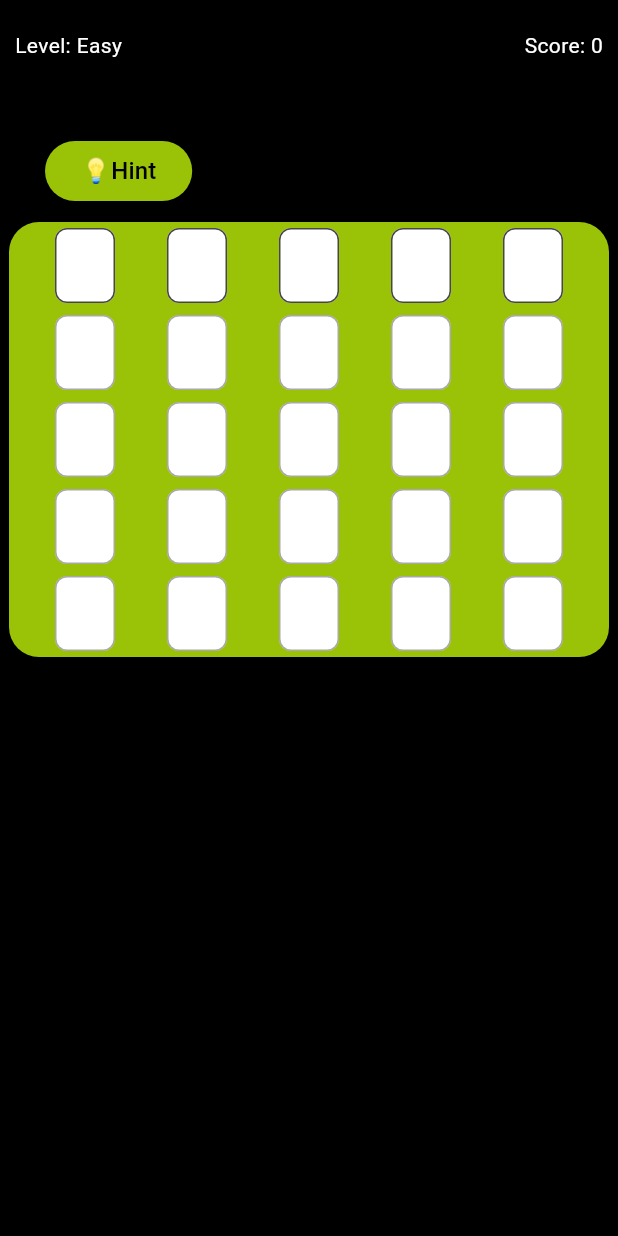
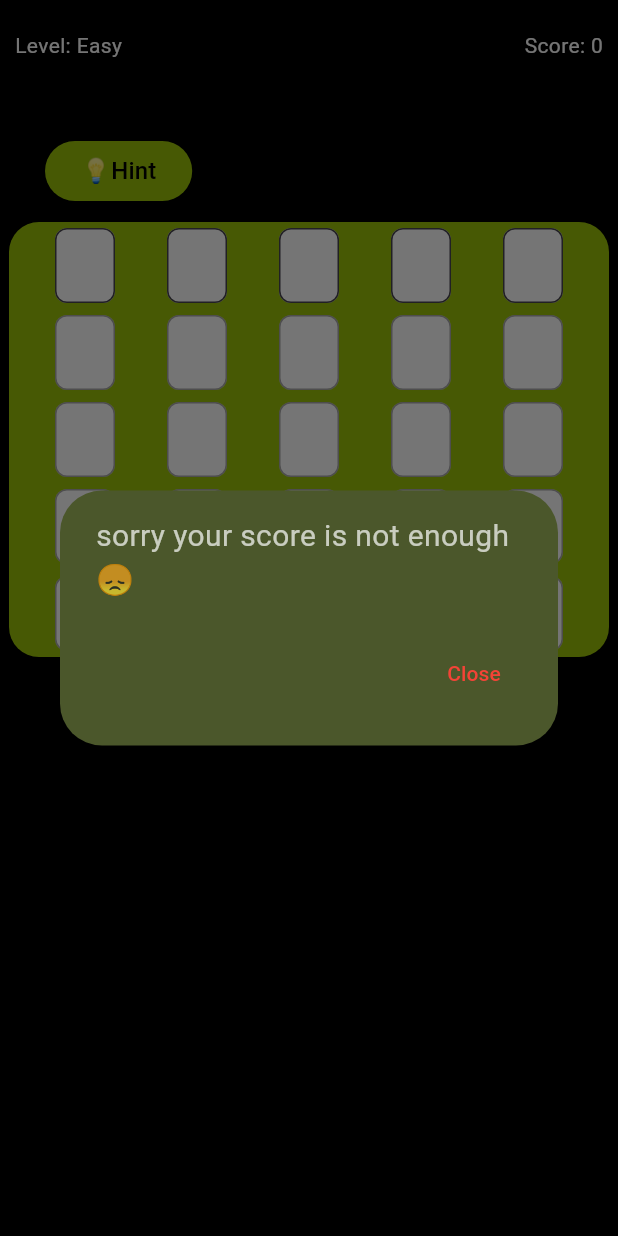
Before and after one commit to AlshimaaAhmed/GuessApp, a Flutter app: the GuessScreen screen opened directly, after a tap on "💡Hint", on a phone screen of 412 x 824 dp. Run offline on Flutter 3.47's test engine with Material 3 defaults, Android fonts, the phone set to English and light mode, and no system bars; our stand-ins replace confetti.

Commit message:
add Hint dialog

```diff
--- a/lib/guessscreen.dart
+++ b/lib/guessscreen.dart
@@ -4,10 +4,48 @@ import 'congratescreen.dart';
 
 class GuessScreen extends StatefulWidget {
   final List<List<String>> levels = [
-    ['apple', 'grape', 'peach', 'berry', 'lemon'],
-    ['orange', 'banana', 'melon', 'papaya', 'cherry'],
-    ['mango', 'coconut', 'guava', 'kiwifruit', 'passion'],
-    ['plum', 'apricot', 'nectarine', 'fig', 'lychee']
+    ['apple', 'house', 'chair', 'table', 'plant', 'river', 'piano'],
+    ['banana', 'planet', 'guitar', 'castle', 'island', 'engine', 'puzzle'],
+    ['meteor', 'museum', 'oxygen', 'thunder', 'stereo', 'mountain', 'jungle'],
+    ['calendar', 'rooster', 'season', 'sunrise', 'clock', 'festival', 'yearly']
+  ];
+  final List<List<String>> hints = [
+    [
+      'A fruit',
+      'A place to live',
+      'You sit on it',
+      'A piece of furniture',
+      'A green organism',
+      'Water flows here',
+      'A musical instrument'
+    ],
+    [
+      'Yellow fruit',
+      'Celestial body',
+      'Musical instrument',
+      'Big building',
+      'Surrounded by water',
+      'Drives machines',
+      'A game with pieces'
+    ],
+    [
+      'Space rock',
+      'Place with artifacts',
+      'Essential for breathing',
+      'Loud weather event',
+      'Sound system',
+      'Tall geographical feature',
+      'Dense forest'
+    ],
+    [
+      'Tracks days',
+      'Farm animal',
+      'Quarterly change',
+      'Morning light',
+      'Tells time',
+      'Joyous gathering',
+      'Annual event'
+    ]
   ];
   final List<String> names = ["Easy", "Intermediate", "Hard", "TimeBased"];
   final int index;
@@ -27,6 +65,7 @@ class _GuessScreenState extends State<GuessScreen> {
   int score = 0;
 
   late List<String> words;
+  late List<String> hints;
   late List<List<TextEditingController>> letterControllers;
   late List<List<FocusNode>> focusNodes;
   late List<List<Color>> boxColors;
@@ -34,7 +73,15 @@ class _GuessScreenState extends State<GuessScreen> {
   @override
   void initState() {
     super.initState();
-    words = widget.levels[widget.index];
+    hints = widget.hints[widget.index];
+    int randomIndex =
+        (List.generate(widget.levels[widget.index].length, (i) => i)..shuffle())
+            .first;
+    words = List.generate(
+        5,
+        (i) => widget.levels[widget.index]
+            [(randomIndex + i) % widget.levels[widget.index].length]);
+
     score = widget.initialscore;
     initializeGame();
   }
@@ -112,6 +159,85 @@ class _GuessScreenState extends State<GuessScreen> {
     }
   }
 
+  void showHintScreen() {
+    showDialog(
+      context: context,
+      builder: (BuildContext context) {
+        if (score >= 10) {
+          return AlertDialog(
+            backgroundColor: const Color(0xFF4B572B),
+            title: Text("Are you sure?", style: TextStyle(color: Colors.white)),
+            content: Text(
+              "Using a hint will cost 10 points. Do you want to proceed?",
+              style: TextStyle(color: Colors.white70),
+            ),
+            actions: [
+              TextButton(
+                onPressed: () {
+                  Navigator.of(context).pop(); // Close confirmation dialog
+                },
+                child: Text("Cancel", style: TextStyle(color: Colors.red)),
+              ),
+              TextButton(
+                onPressed: () {
+                  setState(() {
+                    score -= 10;
+                  });
+                  Navigator.of(context).pop();
+                  showActualHintDialog();
+                },
+                child: Text("Proceed", style: TextStyle(color: Colors.green)),
+              ),
+            ],
+          );
+        } else {
+          return AlertDialog(
+            backgroundColor: const Color(0xFF4B572B),
+            content: Text(
+              "sorry your score is not enough 😞",
+              style: TextStyle(color: Colors.white70, fontSize: 20),
+            ),
+            actions: [
+              TextButton(
+                onPressed: () {
+                  Navigator.of(context).pop(); // Close confirmation dialog
+                },
+                child: Text("Close", style: TextStyle(color: Colors.red)),
+              ),
+            ],
+          );
+        }
+      },
+    );
+  }
+
+  void showActualHintDialog() {
+    showDialog(
+      context: context,
+      builder: (BuildContext context) {
+        return AlertDialog(
+          backgroundColor: const Color(0xFF4B572B),
+          title: Text("💡Hint", style: TextStyle(color: Colors.white)),
+          content: Text(
+            hints[currentWordIndex],
+            style: TextStyle(color: Colors.white70, fontSize: 20),
+          ),
+          actions: [
+            TextButton(
+              onPressed: () {
+                Navigator.of(context).pop(); // Close hint dialog
+              },
+              child: Text(
+                "Close",
+                style: TextStyle(color: Colors.red),
+              ),
+            ),
+          ],
+        );
+      },
+    );
+  }
+
   void showSnackBar(String message) {
     ScaffoldMessenger.of(context)
         .showSnackBar(SnackBar(content: Text(message)));
@@ -143,7 +269,7 @@ class _GuessScreenState extends State<GuessScreen> {
                   children: [
                     SizedBox(width: 30),
                     ElevatedButton(
-                      onPressed: () {},
+                      onPressed: showHintScreen,
                       child: Text("💡Hint", style: TextStyle(fontSize: 16)),
                       style: ElevatedButton.styleFrom(
                         backgroundColor: const Color(0xFF9AC308),
```
